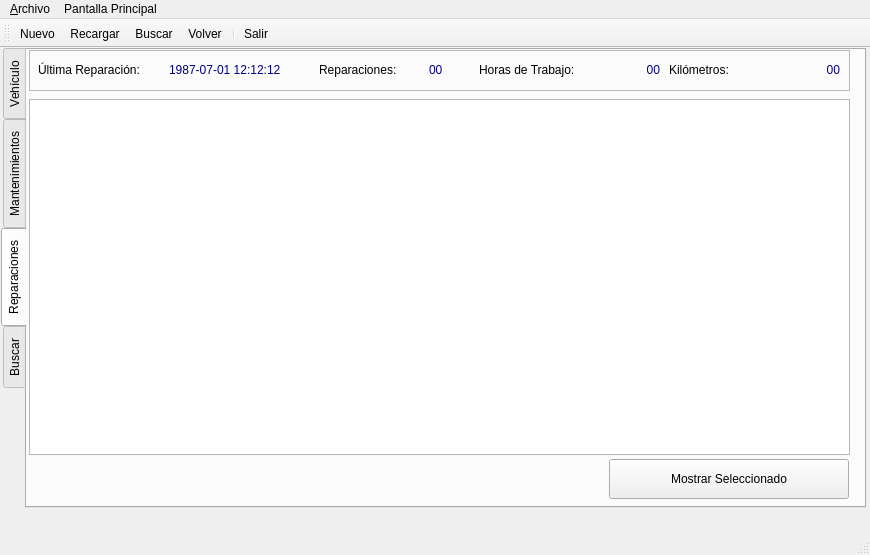
The window that aplicacion/polaris/ui/frm_vehiculo.ui (eduardouio/gelvsrm) describes before a commit, drawn with Qt 5.
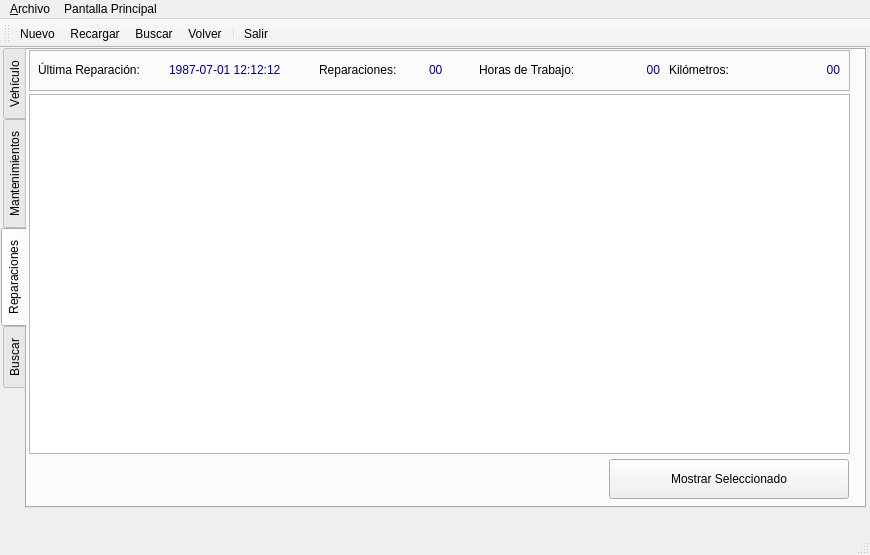
The same window after the commit. The open tabs and pages were chosen to show the change. Icons and pictures are not drawn.

What changed in the file:
```diff
--- a/aplicacion/polaris/ui/frm_vehiculo.ui
+++ b/aplicacion/polaris/ui/frm_vehiculo.ui
@@ -1241,9 +1241,9 @@
       <property name="geometry">
        <rect>
         <x>2</x>
-        <y>49</y>
+        <y>44</y>
         <width>821</width>
-        <height>356</height>
+        <height>360</height>
        </rect>
       </property>
       <property name="toolTip">
```
Left out of the diff: 6 changed lines with no effect on the pictures.
